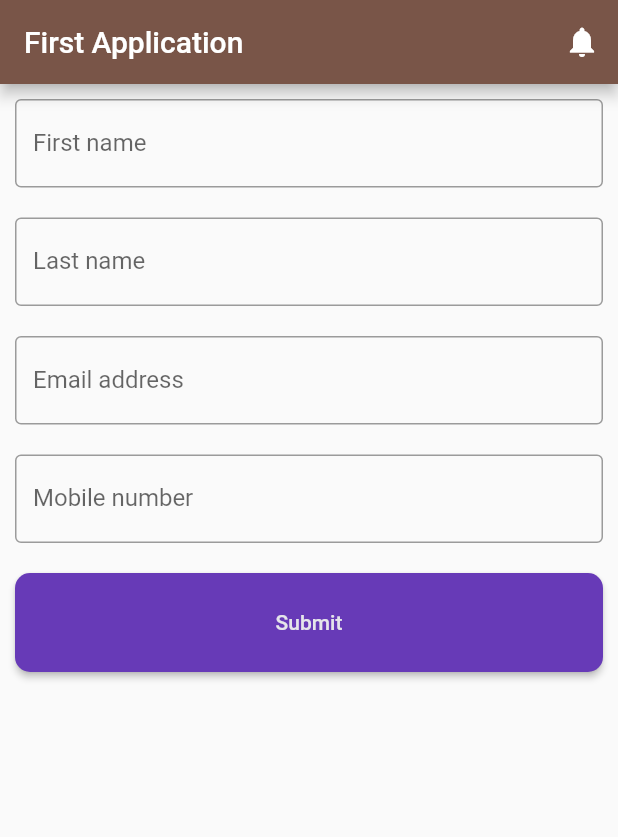
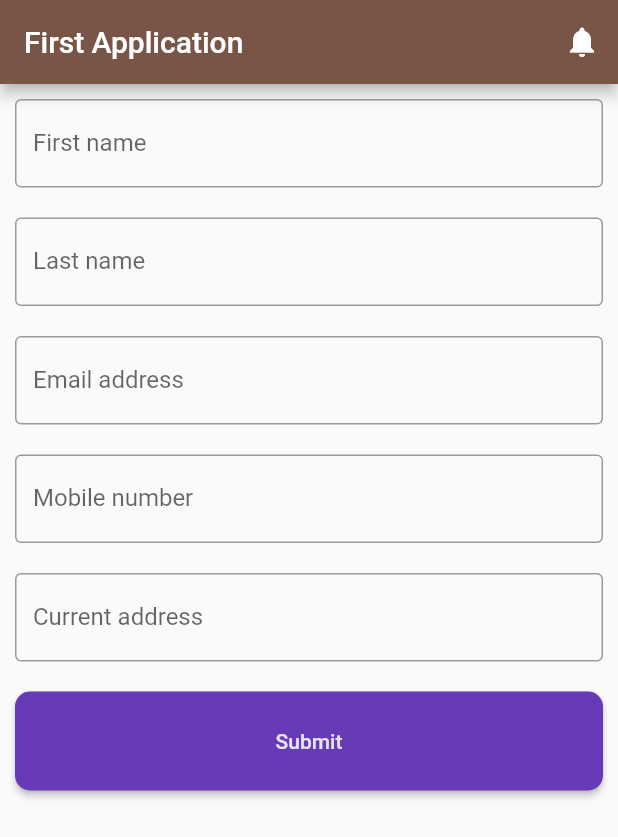
Before and after one commit to xahin96/flutter-1, a Flutter app: the screen it shows after launch, on a phone screen of 412 x 824 dp. Shown: the top 837 px of the screen. Run offline on Flutter 3.47's test engine with Material 2 defaults, Android fonts, the phone set to English and light mode, and no system bars.

Commit message:
form field added

```diff
--- a/lib/main.dart
+++ b/lib/main.dart
@@ -104,6 +104,14 @@ class HomeActivity extends StatelessWidget {
                   border: OutlineInputBorder(), labelText: 'Mobile number'),
             ),
           ),
+
+          Padding(
+            padding: EdgeInsets.all(10),
+            child: TextField(
+              decoration: InputDecoration(
+                  border: OutlineInputBorder(), labelText: 'Current address'),
+            ),
+          ),
           Padding(
               padding: EdgeInsets.all(10),
               child: ElevatedButton(
```
